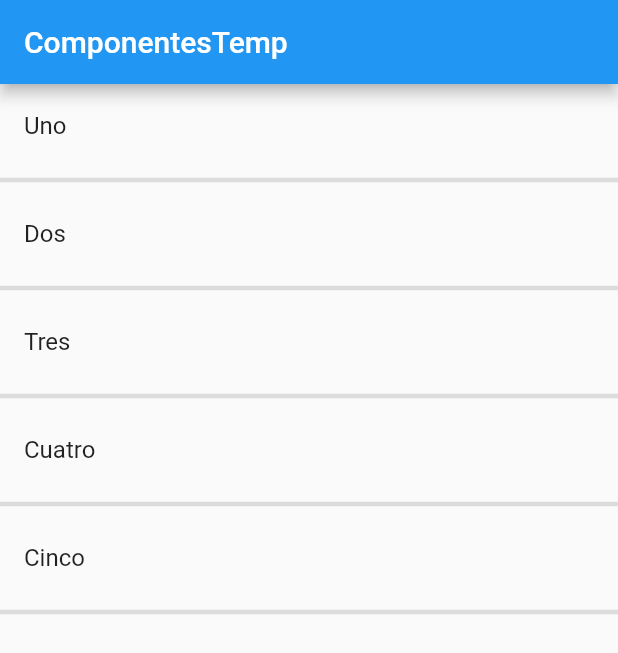
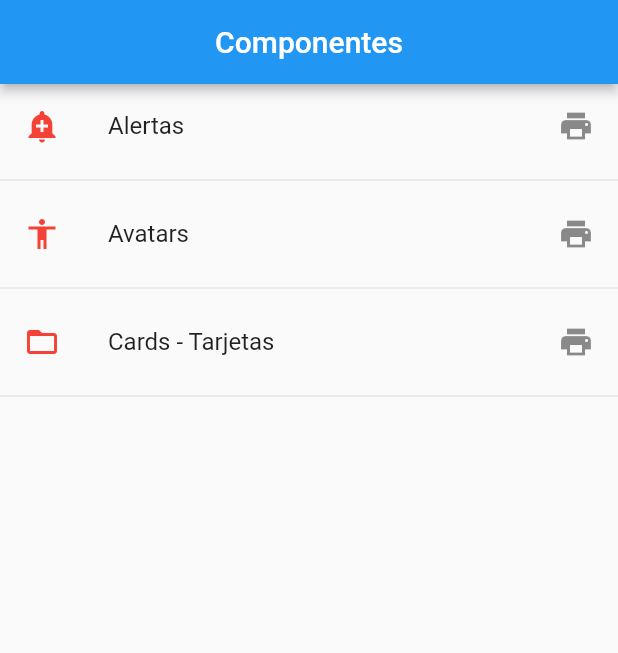
Before and after one commit to rramsol/componenetesUde2, a Flutter app: the screen it shows after launch, on a phone screen of 412 x 824 dp. Shown: the top 653 px of the screen. Run offline on Flutter 3.47's test engine with Material 2 defaults, Android fonts, the phone set to English and light mode, and no system bars.

Commit message:
agregue varios componenetes me quede en el 78.

```diff
--- /dev/null
+++ b/data/menu_opts.json
@@ -0,0 +1,20 @@
+{
+    "nombreApp" : "Componentes",
+    "rutas" : [
+        {
+            "ruta" : "alert",
+            "icon" : "add_alert",
+            "texto": "Alertas"
+        },
+        {
+            "ruta" : "avatar",
+            "icon" : "accessibility",
+            "texto": "Avatars"
+        },
+        {
+            "ruta" : "card",
+            "icon" : "folder_open",
+            "texto": "Cards - Tarjetas"
+        }
+    ]
+}
--- a/lib/main.dart
+++ b/lib/main.dart
@@ -1,6 +1,9 @@
 import 'package:flutter/material.dart';
 
-import 'package:flutterappcomponentes/src/pages/home_temp.dart';
+import 'package:flutterappcomponentes/src/pages/alert_page.dart';
+import 'package:flutterappcomponentes/src/routes/routes.dart';
+
+//import 'package:flutterappcomponentes/src/pages/home_temp.dart';
 
 void main() => runApp(MyApp());
 
@@ -10,7 +13,15 @@ class MyApp extends StatelessWidget {
     return MaterialApp(
       title: 'Material App',
       debugShowCheckedModeBanner: false,
-      home: HomeTemp()
+      //home: HomePage()
+      initialRoute: '/',
+      routes: getAplicationRoutes(),//voy a traer las rutas al archivo de rutas
+      onGenerateRoute: (settings){
+        return MaterialPageRoute(
+          builder: (BuildContext context ) => AlertPage(),
+        ); //esto lo hace si no existe la ruta
+      },
+
     );
   }
 }
--- /dev/null
+++ b/lib/src/pages/home_page.dart
@@ -0,0 +1,67 @@
+
+import 'package:flutter/material.dart';
+import 'package:flutterappcomponentes/src/pages/alert_page.dart';
+
+import 'package:flutterappcomponentes/src/providers/menu_provider.dart';
+import 'package:flutterappcomponentes/src/utils/icono_string_util.dart';
+
+class HomePage extends StatelessWidget {
+  @override
+  Widget build(BuildContext context) {
+    return Scaffold(
+      appBar: AppBar(
+        title: Text('Componentes'),
+        centerTitle: true,
+        elevation: 3.0,
+      ),
+      body:_lista(),
+    );
+  }
+
+  Widget _lista() {
+
+   // print(menuProvider.opciones);
+    return FutureBuilder(
+        future: menuProvider.cargarData(),
+        initialData: [],
+        builder: (context,AsyncSnapshot<List<dynamic>> snapshot){
+          print('builder');
+          print(snapshot.data);
+          return ListView(
+            children: _listaItems(snapshot.data, context),
+          );
+        }
+    );
+
+
+  }
+
+  List<Widget> _listaItems(List<dynamic> data, BuildContext context) {
+    final List<Widget> opciones = [];
+
+    data.forEach((element) {
+      final widgetTemp = ListTile(
+        title: Text(element['texto']),
+        leading: getIcon(element['icon']),
+        trailing: Icon(Icons.print),
+        onTap: (){
+
+          /*final route = MaterialPageRoute(
+            builder: (context) => AlertPage()
+          );*/
+          //Navigator.push(context,route);
+
+          Navigator.pushNamed(context, element['ruta']);
+
+
+        },
+      );
+     opciones.add(widgetTemp);
+     opciones.add(Divider());
+    });
+
+    return opciones;
+  }
+
+
+}//Stateless
--- /dev/null
+++ b/lib/src/routes/routes.dart
@@ -0,0 +1,16 @@
+import 'package:flutter/material.dart';
+
+import 'package:flutterappcomponentes/src/pages/alert_page.dart';
+import 'package:flutterappcomponentes/src/pages/avatar_page.dart';
+import 'package:flutterappcomponentes/src/pages/card_page.dart';
+import 'package:flutterappcomponentes/src/pages/home_page.dart';
+
+//regresa las rutas
+Map<String, WidgetBuilder> getAplicationRoutes(){
+  return <String, WidgetBuilder>{
+    '/'     : (BuildContext contex) =>HomePage(),
+    'alert' : (BuildContext contex) => AlertPage(),
+    'avatar': (BuildContext contex) => AvatarPage(),
+    'card' : (BuildContext contex) => CardPage(),
+  };
+}
--- /dev/null
+++ b/lib/src/utils/icono_string_util.dart
@@ -0,0 +1,16 @@
+import 'package:flutter/material.dart';
+
+final _icons = <String,IconData>{
+
+      "add_alert"      : Icons.add_alert,
+      "accessibility"  : Icons.accessibility,
+      "folder_open"    : Icons.folder_open,
+
+};
+
+Icon getIcon (String nombreIcono){
+  return Icon(
+    _icons[nombreIcono],
+    color: Colors.red,
+  );
+}
```
Also changed, not shown: lib/src/pages/alert_page.dart (added, +57 -0 lines), lib/src/pages/avatar_page.dart (added, +37 -0 lines), lib/src/pages/card_page.dart (added, +104 -0 lines), lib/src/pages/home_temp.dart (+7 -1 lines), lib/src/providers/menu_provider.dart (added, +20 -0 lines), pubspec.yaml (+4 -14 lines), assets/original.gif (added).
